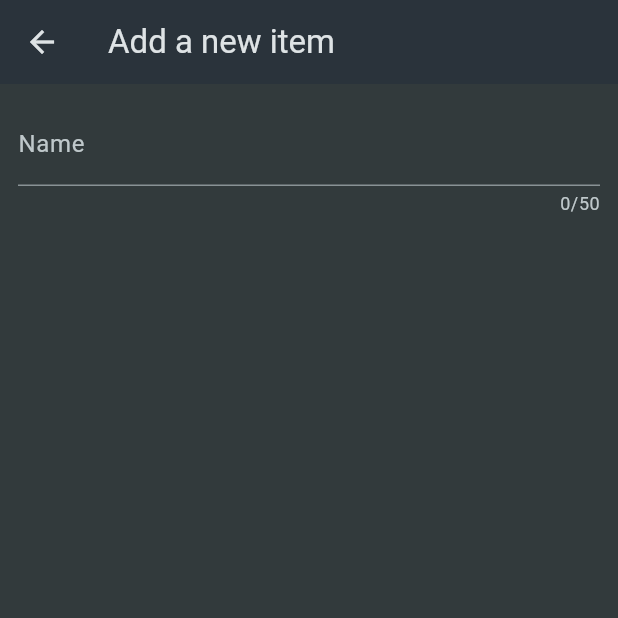
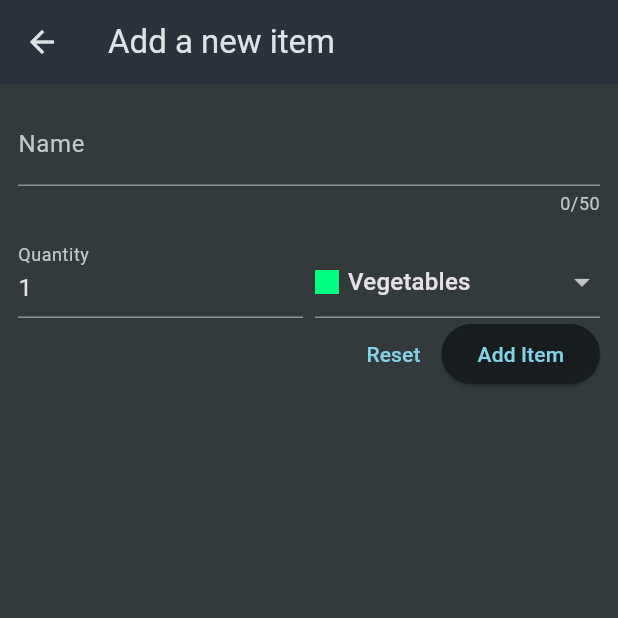
Before and after one commit to EyobMengsteab/Shopping_List-app, a Flutter app: the screen it shows after launch, after a tap on the "add" icon, on a phone screen of 412 x 824 dp, the top half of it. Run offline on Flutter 3.47's test engine with Material 3 defaults, Android fonts, the phone set to English and light mode, and no system bars.

Commit message:
feat: Add new item screen and behaviours of buttons

```diff
--- a/lib/models/new_item.dart
+++ b/lib/models/new_item.dart
@@ -1,7 +1,10 @@
-import 'package:flutter/cupertino.dart';
 import 'package:flutter/material.dart';
 
-class NewItem extends StatefulWidget{
+import 'package:shopping_list/data/categories.dart';
+import 'package:shopping_list/models/category.dart';
+import 'package:shopping_list/models/grocery_item.dart';
+
+class NewItem extends StatefulWidget {
   const NewItem({super.key});
 
   @override
@@ -11,24 +14,118 @@
 }
 
 class _NewItemState extends State<NewItem> {
+  final _formKey = GlobalKey<FormState>();
+  var _enteredName = '';
+  var _enteredQuantity = 1;
+  var _selectedCategory = categories[Categories.vegetables]!;
+
+  void _saveItem() {
+    if (_formKey.currentState!.validate()) {
+      _formKey.currentState!.save();
+      Navigator.of(context).pop(
+        GroceryItem(
+          id: DateTime.now().toString(),
+          name: _enteredName,
+          quantity: _enteredQuantity,
+          category: _selectedCategory,
+        ),
+      );
+    }
+  }
+
   @override
   Widget build(BuildContext context) {
     return Scaffold(
-      appBar: AppBar(
-        title: const Text('Add a new item'),
-      ),
-      body: Padding(padding: const EdgeInsets.all(12),
+      appBar: AppBar(title: const Text('Add a new item')),
+      body: Padding(
+        padding: const EdgeInsets.all(12),
         child: Form(
+          key: _formKey,
           child: Column(
             children: [
               TextFormField(
                 maxLength: 50,
-                decoration: InputDecoration(
-                  label: Text('Name'),
-                ),
+                decoration: InputDecoration(label: Text('Name')),
                 validator: (value) {
-                  return 'Demo...';
+                  if (value == null ||
+                      value.isEmpty ||
+                      value.trim().length <= 1 ||
+                      value.trim().length > 50) {
+                    //  int.tryParse(value) == null ||
+                    //   int.tryParse(value)! <= 0 ) {
+                    return 'Must be a valid, positive number.';
+                  }
+                  return null;
                 },
+                onSaved: (value) {
+                  _enteredName = value!.trim();
+                },
+              ),
+              const SizedBox(height: 12),
+              Row(
+                crossAxisAlignment: CrossAxisAlignment.end,
+                children: [
+                  Expanded(
+                    child: TextFormField(
+                      decoration: InputDecoration(label: Text('Quantity')),
+                      keyboardType: TextInputType.number,
+                      initialValue: _enteredQuantity.toString(),
+                      validator: (value) {
+                        final quantity = int.tryParse(value ?? '');
+                        if (quantity == null || quantity <= 0) {
+                          return 'Must be a positive number.';
+                        }
+                        return null;
+                      },
+                      onSaved: (value) {
+                        _enteredQuantity = int.parse(value!);
+                      },
+                    ),
+                  ),
+                  const SizedBox(width: 8),
+                  Expanded(
+                    child: DropdownButtonFormField(
+                      initialValue: categories[Categories.vegetables],
+                      items: [
+                        for (final category in categories.entries)
+                          DropdownMenuItem(
+                            value: category.value,
+                            child: Row(
+                              children: [
+                                Container(
+                                  width: 16,
+                                  height: 16,
+                                  color: category.value.color,
+                                ),
+                                const SizedBox(width: 6),
+                                Text(category.value.title),
+                              ],
+                            ),
+                          ),
+                      ],
+                      onChanged: (value) {
+                        setState(() {
+                          _selectedCategory = value!;
+                        });
+                      },
+                    ),
+                  ),
+                ],
+              ),
+              Row(
+                mainAxisAlignment: MainAxisAlignment.end,
+                children: [
+                  TextButton(
+                    onPressed: () {
+                      _formKey.currentState!.reset();
+                    },
+                    child: const Text('Reset'),
+                  ),
+                  ElevatedButton(
+                    onPressed: _saveItem,
+                    child: const Text('Add Item'),
+                  ),
+                ],
               ),
             ],
           ),
--- a/lib/widget/grocery_list.dart
+++ b/lib/widget/grocery_list.dart
@@ -1,7 +1,7 @@
 import 'package:flutter/material.dart';
 
-import 'package:shopping_list/data/dummy_items.dart';
 import 'package:shopping_list/models/new_item.dart';
+import 'package:shopping_list/models/grocery_item.dart';
 
 class GroceryList extends StatefulWidget {
   const GroceryList({super.key});
@@ -11,39 +11,60 @@
 }
 
 class _GroceryListState extends State<GroceryList> {
-  void _addItem() {
-    Navigator.of(context).push(
-        MaterialPageRoute(
-            builder: (ctx) => NewItem(),),
-    );
+  final List<GroceryItem> _groceryItems = [];
+
+  void _addItem() async {
+    final newItem = await Navigator.of(context)
+        .push<GroceryItem>(MaterialPageRoute(builder: (ctx) => NewItem()));
+
+    if (newItem == null) {
+      return;
+    }
+
+    setState(() {
+      _groceryItems.add(newItem);
+    });
+  }
+
+  void _removeItem(GroceryItem item) {
+    setState(() {
+      _groceryItems.remove(item);
+    });
   }
 
   @override
   Widget build(BuildContext context) {
+    Widget content = const Center(
+      child: Text('No items added yet.', style: TextStyle(fontSize: 20)),
+    );
+
+    if (_groceryItems.isNotEmpty) {
+      content = ListView.builder(
+        itemCount: _groceryItems.length,
+        itemBuilder: (ctx, index) => Dismissible(
+          key: ValueKey(_groceryItems[index].id),
+          onDismissed: (direction) {
+            _removeItem(_groceryItems[index]);
+          },
+          child: ListTile(
+            title: Text(_groceryItems[index].name),
+            leading: Container(
+              width: 24,
+              height: 24,
+              color: _groceryItems[index].category.color,
+            ),
+            trailing: Text(_groceryItems[index].quantity.toString()),
+          ),
+        ),
+      );
+    }
+
     return Scaffold(
       appBar: AppBar(
         title: Text('Your Groceries'),
-        actions: [
-          IconButton(
-              onPressed: _addItem,
-              icon: const Icon(Icons.add),
-          ),
-        ],
+        actions: [IconButton(onPressed: _addItem, icon: const Icon(Icons.add))],
       ),
-      body: ListView.builder(
-        itemCount: groceryItems.length,
-        itemBuilder: (ctx, index) => ListTile(
-          title: Text(groceryItems[index].name),
-          leading: Container(
-            width: 24,
-            height: 24,
-            color: groceryItems[index].category.color,
-          ),
-          trailing: Text(
-            groceryItems[index].quantity.toString(),
-          ),
-        ),
-      ),
+      body: content,
     );
   }
 }
```
